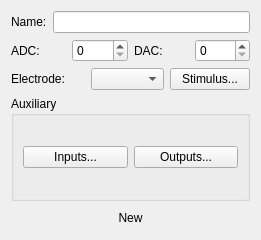
This is src/scipyen/gui/widgets/recordingsourcewidget.ui in ctigaret/scipyen as Qt 5 draws it before an edit. The edited form follows.
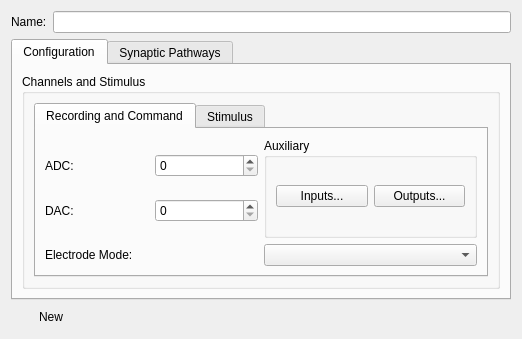
This is the edited form. Custom widgets are drawn as their Qt base class.

```diff
--- a/src/scipyen/gui/widgets/recordingsourcewidget.ui
+++ b/src/scipyen/gui/widgets/recordingsourcewidget.ui
@@ -6,17 +6,15 @@
    <rect>
     <x>0</x>
     <y>0</y>
-    <width>261</width>
-    <height>240</height>
+    <width>522</width>
+    <height>339</height>
    </rect>
   </property>
   <property name="windowTitle">
    <string>Form</string>
   </property>
-  <layout class="QGridLayout" name="gridLayout">
+  <layout class="QGridLayout" name="gridLayout_7">
    <item row="0" column="0">
-    <layout class="QVBoxLayout" name="verticalLayout">
-     <item>
       <layout class="QHBoxLayout" name="horizontalLayout_4">
        <item>
         <widget class="QLabel" name="label">
@@ -29,10 +27,55 @@
         </widget>
        </item>
        <item>
-        <widget class="QLineEdit" name="nameLineEdit"/>
+      <widget class="QLineEdit" name="nameLineEdit">
+       <property name="toolTip">
+        <string>Recording source name</string>
+       </property>
+      </widget>
        </item>
       </layout>
      </item>
+   <item row="1" column="0">
+    <widget class="QTabWidget" name="tabWidget">
+     <property name="currentIndex">
+      <number>0</number>
+     </property>
+     <widget class="QWidget" name="configurationTab">
+      <attribute name="title">
+       <string>Configuration</string>
+      </attribute>
+      <layout class="QGridLayout" name="gridLayout_4">
+       <item row="0" column="0">
+        <widget class="QGroupBox" name="channelsGroupBox">
+         <property name="title">
+          <string>Channels and Stimulus</string>
+         </property>
+         <layout class="QGridLayout" name="gridLayout_2">
+          <item row="0" column="0">
+           <widget class="QTabWidget" name="tabWidget">
+            <property name="toolTip">
+             <string>Select page for channels configuration or an overview of synaptic pathways in this recording source</string>
+            </property>
+            <property name="statusTip">
+             <string>Select page for channels configuration or an overview of synaptic pathways in this recording source</string>
+            </property>
+            <property name="whatsThis">
+             <string>Select page for channels configuration or an overview of synaptic pathways in this recording source</string>
+            </property>
+            <property name="currentIndex">
+             <number>0</number>
+            </property>
+            <widget class="QWidget" name="recordingAndCommandChannelsTab" native="true">
+             <attribute name="title">
+              <string>Recording and Command</string>
+             </attribute>
+             <layout class="QGridLayout" name="gridLayout">
+              <item row="0" column="0">
+               <layout class="QVBoxLayout" name="verticalLayout_3">
+                <item>
+                 <layout class="QHBoxLayout" name="horizontalLayout_8">
+                  <item>
+                   <layout class="QVBoxLayout" name="verticalLayout_2">
      <item>
       <layout class="QHBoxLayout" name="horizontalLayout">
        <item>
@@ -48,6 +91,10 @@
        <item>
         <widget class="QSpinBox" name="adcSpinBox"/>
        </item>
+                     </layout>
+                    </item>
+                    <item>
+                     <layout class="QHBoxLayout" name="horizontalLayout_6">
        <item>
         <widget class="QLabel" name="label_3">
          <property name="text">
@@ -63,44 +110,6 @@
        </item>
       </layout>
      </item>
-     <item>
-      <layout class="QHBoxLayout" name="horizontalLayout_2">
-       <item>
-        <widget class="QLabel" name="label_4">
-         <property name="toolTip">
-          <string>Electrode mode</string>
-         </property>
-         <property name="statusTip">
-          <string>Electrode mode</string>
-         </property>
-         <property name="whatsThis">
-          <string>Electrode mode</string>
-         </property>
-         <property name="text">
-          <string>Electrode:</string>
-         </property>
-         <property name="buddy">
-          <cstring>electrodeModeComboBox</cstring>
-         </property>
-        </widget>
-       </item>
-       <item>
-        <widget class="QComboBox" name="electrodeModeComboBox">
-         <property name="frame">
-          <bool>true</bool>
-         </property>
-        </widget>
-       </item>
-       <item>
-        <widget class="QPushButton" name="stimulusPushButton">
-         <property name="text">
-          <string>Stimulus...</string>
-         </property>
-         <property name="flat">
-          <bool>false</bool>
-         </property>
-        </widget>
-       </item>
       </layout>
      </item>
      <item>
@@ -132,6 +141,115 @@
        </layout>
       </widget>
      </item>
+                 </layout>
+                </item>
+                <item>
+                 <layout class="QHBoxLayout" name="horizontalLayout_2">
+                  <item>
+                   <widget class="QLabel" name="label_4">
+                    <property name="toolTip">
+                     <string>Recording Electrode Mode</string>
+                    </property>
+                    <property name="statusTip">
+                     <string>Recording Electrode Mode</string>
+                    </property>
+                    <property name="whatsThis">
+                     <string>Recording Electrode Mode</string>
+                    </property>
+                    <property name="text">
+                     <string>Electrode Mode:</string>
+                    </property>
+                   </widget>
+                  </item>
+                  <item>
+                   <widget class="QComboBox" name="electrodeModeComboBox">
+                    <property name="frame">
+                     <bool>true</bool>
+                    </property>
+                   </widget>
+                  </item>
+                 </layout>
+                </item>
+               </layout>
+              </item>
+             </layout>
+            </widget>
+            <widget class="QWidget" name="stimulusChannelsTab" native="true">
+             <attribute name="title">
+              <string>Stimulus</string>
+             </attribute>
+             <layout class="QGridLayout" name="gridLayout_6">
+              <item row="0" column="0">
+               <layout class="QVBoxLayout" name="verticalLayout">
+                <item>
+                 <layout class="QHBoxLayout" name="horizontalLayout_5">
+                  <item>
+                   <widget class="QPushButton" name="stimulusPushButton">
+                    <property name="text">
+                     <string>Stimulus...</string>
+                    </property>
+                    <property name="flat">
+                     <bool>false</bool>
+                    </property>
+                   </widget>
+                  </item>
+                  <item>
+                   <spacer name="horizontalSpacer">
+                    <property name="orientation">
+                     <enum>Qt::Orientation::Horizontal</enum>
+                    </property>
+                    <property name="sizeHint" stdset="0">
+                     <size>
+                      <width>40</width>
+                      <height>20</height>
+                     </size>
+                    </property>
+                   </spacer>
+                  </item>
+                 </layout>
+                </item>
+                <item>
+                 <widget class="TableEditorWidget" name="stimulusChannelsListTable" native="true">
+                  <property name="sizePolicy">
+                   <sizepolicy hsizetype="MinimumExpanding" vsizetype="Preferred">
+                    <horstretch>0</horstretch>
+                    <verstretch>0</verstretch>
+                   </sizepolicy>
+                  </property>
+                 </widget>
+                </item>
+               </layout>
+              </item>
+             </layout>
+            </widget>
+           </widget>
+          </item>
+         </layout>
+        </widget>
+       </item>
+      </layout>
+     </widget>
+     <widget class="QWidget" name="synapticPathwaysTab">
+      <attribute name="title">
+       <string>Synaptic Pathways</string>
+      </attribute>
+      <layout class="QGridLayout" name="gridLayout_3">
+       <item row="0" column="0">
+        <widget class="TableEditorWidget" name="synapticPathwaysTable" native="true">
+         <property name="sizePolicy">
+          <sizepolicy hsizetype="MinimumExpanding" vsizetype="Preferred">
+           <horstretch>0</horstretch>
+           <verstretch>0</verstretch>
+          </sizepolicy>
+         </property>
+        </widget>
+       </item>
+      </layout>
+     </widget>
+    </widget>
+   </item>
+   <item row="2" column="0">
+    <layout class="QHBoxLayout" name="horizontalLayout_7">
      <item>
       <widget class="QPushButton" name="createObjectPushButton">
        <property name="text">
@@ -142,10 +260,31 @@
        </property>
       </widget>
      </item>
+     <item>
+      <spacer name="horizontalSpacer_2">
+       <property name="orientation">
+        <enum>Qt::Orientation::Horizontal</enum>
+       </property>
+       <property name="sizeHint" stdset="0">
+        <size>
+         <width>40</width>
+         <height>20</height>
+        </size>
+       </property>
+      </spacer>
+     </item>
     </layout>
    </item>
   </layout>
  </widget>
+ <customwidgets>
+  <customwidget>
+   <class>TableEditorWidget</class>
+   <extends>QWidget</extends>
+   <header location="global">gui.widgets.tableeditorwidget</header>
+   <container>1</container>
+  </customwidget>
+ </customwidgets>
  <resources/>
  <connections/>
 </ui>
```
Left out of the diff: 6 changed lines with no effect on the pictures. Lines whose indentation alone changed are shown as unchanged.
